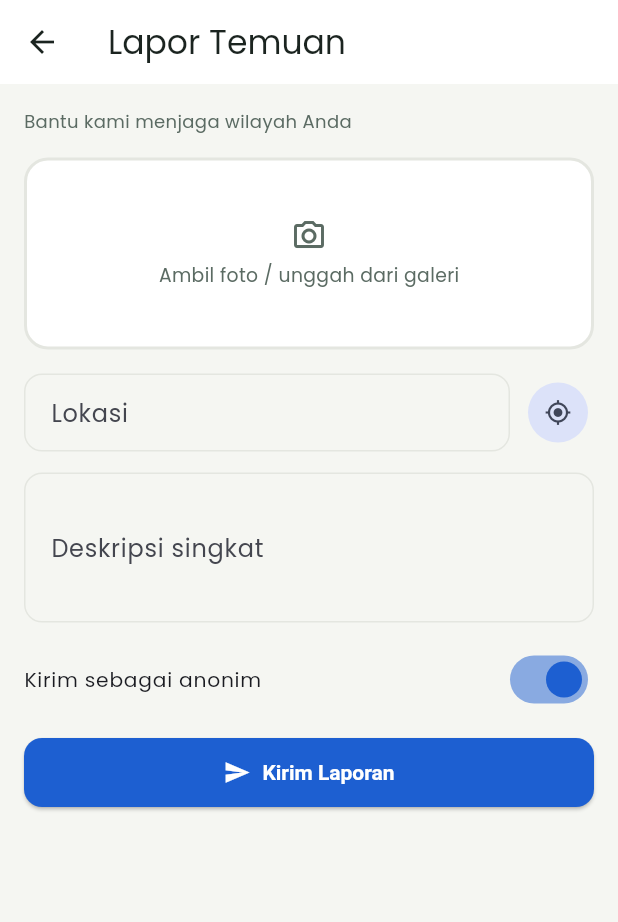
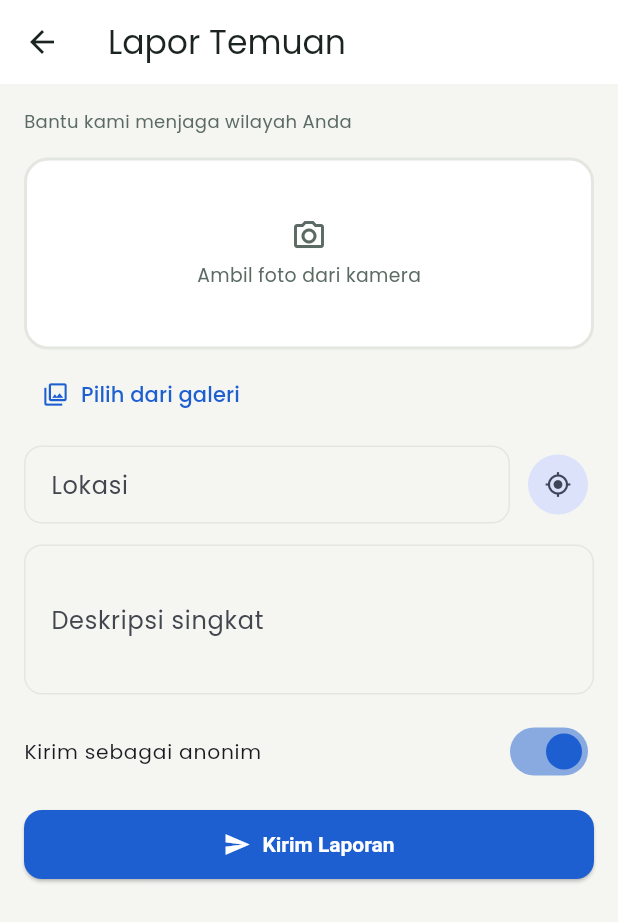
Before and after one commit to ptnusavisionmedia/aplikasi-pendeteksi-buronan, a Flutter app: the screen it shows after launch, after a tap on "Lapor", on a phone screen of 412 x 824 dp. Shown: the top 922 px of the screen. Run offline on Flutter 3.47's test engine with Material 3 defaults, Android fonts, the phone set to English and light mode, and no system bars; our stand-ins replace dio, flutter_markdown_plus, flutter_riverpod, flutter_secure_storage, geolocator, go_router and 2 more; network calls fail; project files that could hold a hidden picture were left out.

Commit message:
Fix 4 mobile bugs: 2FA login, Home/Profil crash, Lapor gallery, live reconnect UI
- verify_otp_screen.dart: GET /auth/me after OTP verification sent no
  Authorization header (authProvider state token not set yet, so the
  dioProvider interceptor had nothing to attach), so every 2FA login
  (APARAT/INSTANSI_HUKUM) failed with a misleading "wrong OTP" error.
  Send the token explicitly, like login_screen.dart already does.
- user.dart: add a safe AppUser.initials getter; home_screen.dart and
  profil_screen.dart both crashed with RangeError when nama was empty
  or whitespace-only (''[0] has no character).
- lapor_screen.dart: hint text promised a gallery option that never
  existed (camera-only); add the missing gallery picker button.
- cctv_live_screen.dart: _reconnect() nulled the controller without
  setState(), so the UI kept showing the stale disposed frame instead
  of a loading indicator during auto-reconnect.

flutter analyze clean after the fix. Documented as a vault decision
record.

Co-Authored-By: Claude Sonnet 5 <noreply@anthropic.com>

```diff
--- a/apps/mobile/lib/screens/auth/verify_otp_screen.dart
+++ b/apps/mobile/lib/screens/auth/verify_otp_screen.dart
@@ -1,3 +1,4 @@
+import 'package:dio/dio.dart';
 import 'package:flutter/material.dart';
 import 'package:flutter_riverpod/flutter_riverpod.dart';
 import 'package:go_router/go_router.dart';
@@ -33,7 +34,9 @@ class _VerifyOtpScreenState extends ConsumerState<VerifyOtpScreen> {
         'otp': _otpController.text.trim(),
       });
       final token = response.data['token'] as String;
-      final me = await dio.get('/auth/me');
+      // authProvider belum punya token (setSession dipanggil setelah ini), jadi interceptor
+      // dioProvider tidak akan melampirkan Authorization — kirim manual, sama seperti login_screen.
+      final me = await dio.get('/auth/me', options: Options(headers: {'Authorization': 'Bearer $token'}));
       ref.read(authProvider.notifier).setSession(token, AppUser.fromJson(me.data as Map<String, dynamic>));
       if (!mounted) return;
       context.go('/home');
--- a/apps/mobile/lib/screens/cctv_live_screen.dart
+++ b/apps/mobile/lib/screens/cctv_live_screen.dart
@@ -134,6 +134,7 @@ class _HlsPlayerState extends State<_HlsPlayer> {
     _watchdog?.cancel();
     final old = _controller;
     _controller = null;
+    if (mounted) setState(() {});
     await old?.dispose();
     if (mounted) await _init();
   }
--- a/apps/mobile/lib/screens/home_screen.dart
+++ b/apps/mobile/lib/screens/home_screen.dart
@@ -41,7 +41,7 @@ class HomeScreen extends ConsumerWidget {
   Widget build(BuildContext context, WidgetRef ref) {
     final auth = ref.watch(authProvider);
     final beritaAsync = ref.watch(homeBeritaAcaraProvider);
-    final initials = auth.user?.nama.trim().split(RegExp(r'\s+')).map((p) => p[0]).take(2).join().toUpperCase() ?? '?';
+    final initials = auth.user?.initials ?? '?';
 
     return Scaffold(
       body: SafeArea(
--- a/apps/mobile/lib/screens/lapor_screen.dart
+++ b/apps/mobile/lib/screens/lapor_screen.dart
@@ -27,9 +27,9 @@ class _LaporScreenState extends ConsumerState<LaporScreen> {
   String? _error;
   String? _ticketId;
 
-  Future<void> _pickPhoto() async {
+  Future<void> _pickPhoto(ImageSource source) async {
     final picker = ImagePicker();
-    final file = await picker.pickImage(source: ImageSource.camera, imageQuality: 85);
+    final file = await picker.pickImage(source: source, imageQuality: 85);
     if (file == null) return;
     final bytes = await file.readAsBytes();
     setState(() {
@@ -143,7 +143,7 @@ class _LaporScreenState extends ConsumerState<LaporScreen> {
               const SizedBox(height: 12),
             ],
             GestureDetector(
-              onTap: _pickPhoto,
+              onTap: () => _pickPhoto(ImageSource.camera),
               child: Container(
                 width: double.infinity,
                 height: 128,
@@ -162,12 +162,18 @@ class _LaporScreenState extends ConsumerState<LaporScreen> {
                         children: [
                           Icon(Icons.camera_alt_outlined, color: AppColors.muted, size: 24),
                           SizedBox(height: 6),
-                          Text('Ambil foto / unggah dari galeri', style: TextStyle(color: AppColors.muted, fontSize: 12.5)),
+                          Text('Ambil foto dari kamera', style: TextStyle(color: AppColors.muted, fontSize: 12.5)),
                         ],
                       ),
               ),
             ),
-            const SizedBox(height: 16),
+            const SizedBox(height: 6),
+            TextButton.icon(
+              onPressed: () => _pickPhoto(ImageSource.gallery),
+              icon: const Icon(Icons.photo_library_outlined, size: 18),
+              label: const Text('Pilih dari galeri'),
+            ),
+            const SizedBox(height: 10),
             Row(
               children: [
                 Expanded(
--- a/apps/mobile/lib/screens/profil_screen.dart
+++ b/apps/mobile/lib/screens/profil_screen.dart
@@ -34,7 +34,7 @@ class ProfilScreen extends ConsumerWidget {
     }
 
     final user = auth.user!;
-    final initials = user.nama.trim().split(RegExp(r'\s+')).map((p) => p[0]).take(2).join().toUpperCase();
+    final initials = user.initials;
 
     return Scaffold(
       appBar: AppBar(leading: const AppBackButton(), title: const Text('Profil')),
```
Also changed, not shown: apps/mobile/lib/models/user.dart (+8 -0 lines), 3 other files.
